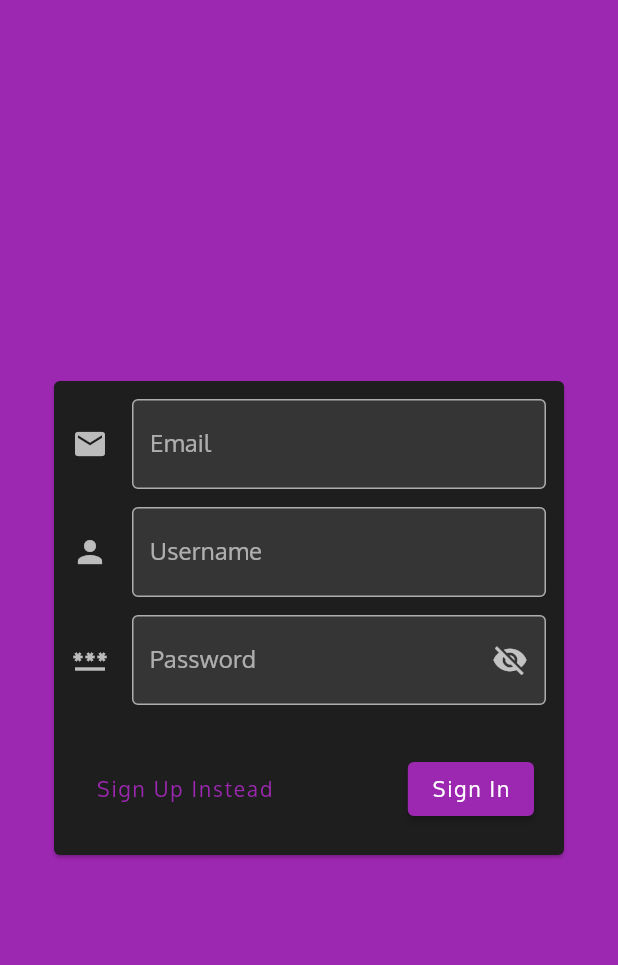
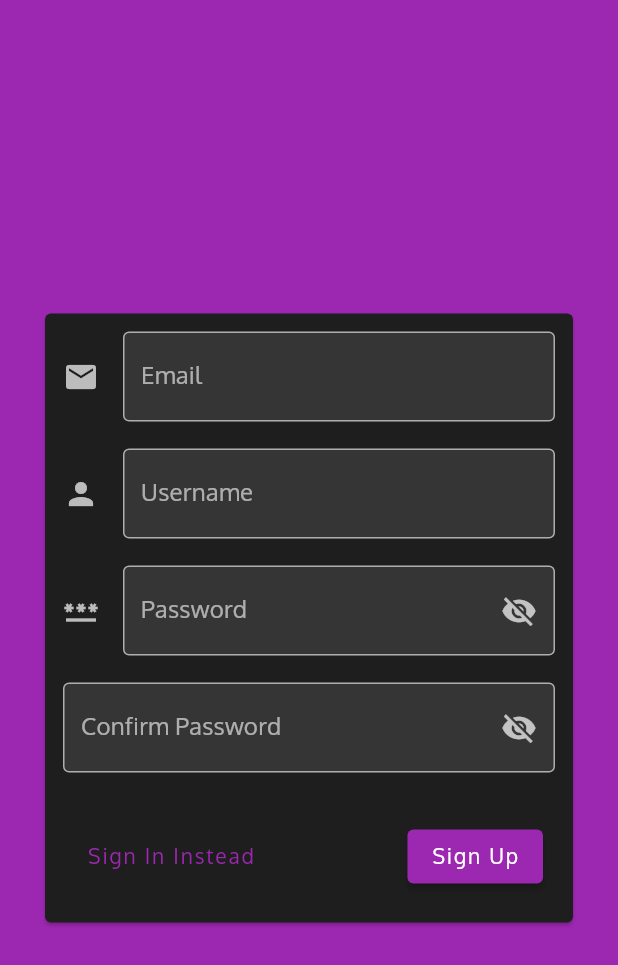
Before and after one commit to daviditco4/chat-app, a Flutter app: the screen it shows after launch, after a tap on "Sign Up Instead", on a phone screen of 412 x 824 dp. Shown: the top 965 px of the screen. Run offline on Flutter 3.47's test engine with Material 2 defaults, Android fonts, the phone set to English and light mode, and no system bars; our stand-ins replace cloud_firestore; accounts and stored records are empty.

Commit message:
Add local statefulness to the auth form

```diff
--- a/lib/main.dart
+++ b/lib/main.dart
@@ -10,7 +10,12 @@ class MyApp extends StatelessWidget {
     const primaryColor = Colors.purple;
     final defaultTextTheme = Typography.material2018().englishLike;
 
-    return MaterialApp(
+    return GestureDetector(
+      onTap: () {
+        final focusScope = FocusScope.of(context);
+        if (!focusScope.hasPrimaryFocus) focusScope.unfocus();
+      },
+      child: MaterialApp(
         title: 'Chat App',
         themeMode: ThemeMode.dark,
         darkTheme: ThemeData.from(
@@ -28,10 +33,12 @@ class MyApp extends StatelessWidget {
           inputDecorationTheme: const InputDecorationTheme(
             border: OutlineInputBorder(),
             filled: true,
+            errorMaxLines: 3,
           ),
           fixTextFieldOutlineLabel: true,
         ),
         home: AuthPage(),
+      ),
     );
   }
 }
--- a/lib/pages/auth_page.dart
+++ b/lib/pages/auth_page.dart
@@ -9,7 +9,7 @@ class AuthPage extends StatelessWidget {
       backgroundColor: Theme.of(context).primaryColor,
       body: Center(
         child: Card(
-          margin: const EdgeInsets.all(36.0),
+          margin: const EdgeInsets.all(30.0),
           child: Padding(
             padding: const EdgeInsets.all(12.0),
             child: AuthForm(),
--- /dev/null
+++ b/lib/widgets/auth/auth_fields_column.dart
@@ -0,0 +1,127 @@
+import 'package:flutter/material.dart';
+
+import 'auth_form.dart' show AuthMode;
+import 'confirm_password_form_field.dart';
+import 'password_form_field.dart';
+
+class AuthFieldsColumn extends StatefulWidget {
+  const AuthFieldsColumn({
+    required this.authMode,
+    required this.onEmailSaved,
+    required this.onUsernameSaved,
+    required this.onPasswordSaved,
+    this.onSubmitted,
+  });
+
+  final AuthMode authMode;
+  final void Function(String? newValue) onEmailSaved;
+  final void Function(String? newValue) onUsernameSaved;
+  final void Function(String? newValue) onPasswordSaved;
+  final void Function(String value)? onSubmitted;
+
+  @override
+  _AuthFieldsColumnState createState() => _AuthFieldsColumnState();
+}
+
+class _AuthFieldsColumnState extends State<AuthFieldsColumn> {
+  static final _emailRegExp = RegExp(
+    r"^[a-zA-Z0-9.!#$%&'*+/=?^_`{|}~-]+@[a-zA-Z0-9](?:[a-zA-Z0-9-]{0,253}[a-zA-Z0-9])?(?:\.[a-zA-Z0-9](?:[a-zA-Z0-9-]{0,253}[a-zA-Z0-9])?)*$",
+  );
+  static final _usernameRegExp = RegExp(
+    r"^(?![_.])(?!.*[_.]{2})[a-zA-Z0-9._]+(?<![_.])$",
+  );
+
+  final _passwordController = TextEditingController();
+  final _confirmPwordFocusNode = FocusNode();
+
+  @override
+  void dispose() {
+    _passwordController.dispose();
+    _confirmPwordFocusNode.dispose();
+    super.dispose();
+  }
+
+  @override
+  Widget build(BuildContext context) {
+    final theme = Theme.of(context);
+    const verticalSpace = SizedBox(height: 18.0);
+    final sgninMode = (widget.authMode == AuthMode.signin);
+
+    return Theme(
+      data: theme.copyWith(
+        colorScheme: theme.colorScheme.copyWith(primary: theme.accentColor),
+      ),
+      child: Column(
+        mainAxisSize: MainAxisSize.min,
+        children: [
+          TextFormField(
+            keyboardType: TextInputType.emailAddress,
+            textInputAction: TextInputAction.next,
+            validator: (value) {
+              if (value != null && _emailRegExp.hasMatch(value)) return null;
+              return 'Enter a valid email address.';
+            },
+            onSaved: widget.onEmailSaved,
+            decoration: const InputDecoration(
+              icon: Icon(Icons.email),
+              labelText: 'Email',
+            ),
+          ),
+          verticalSpace,
+          TextFormField(
+            textInputAction: TextInputAction.next,
+            validator: (value) {
+              if (value == null || value.length < 8 || value.length > 20) {
+                return 'The username must have between 8 and 20 '
+                    'characters in total.';
+              } else if (!_usernameRegExp.hasMatch(value)) {
+                return 'The username must only contain letters, numbers '
+                    'or single dots/underscores in between.';
+              }
+              return null;
+            },
+            onSaved: widget.onUsernameSaved,
+            decoration: const InputDecoration(
+              icon: Icon(Icons.person),
+              labelText: 'Username',
+            ),
+          ),
+          verticalSpace,
+          PasswordFormField(
+            controller: sgninMode ? null : _passwordController,
+            onSubmitted: sgninMode
+                ? widget.onSubmitted
+                : (_) {
+                    FocusScope.of(context).requestFocus(_confirmPwordFocusNode);
+                  },
+            onSaved: sgninMode ? widget.onPasswordSaved : null,
+          ),
+          AnimatedCrossFade(
+            duration: const Duration(milliseconds: 300),
+            sizeCurve: Curves.ease,
+            alignment: Alignment.bottomCenter,
+            crossFadeState: sgninMode
+                ? CrossFadeState.showFirst
+                : CrossFadeState.showSecond,
+            firstChild: Container(),
+            secondChild: Column(
+              mainAxisSize: MainAxisSize.min,
+              children: [
+                verticalSpace,
+                ConfirmPasswordFormField(
+                  focusNode: _confirmPwordFocusNode,
+                  validator: (v) {
+                    if (sgninMode || v == _passwordController.text) return null;
+                    return 'Passwords do not match.';
+                  },
+                  onFieldSubmitted: widget.onSubmitted,
+                  onSaved: widget.onPasswordSaved,
+                ),
+              ],
+            ),
+          ),
+        ],
+      ),
+    );
+  }
+}
--- a/lib/widgets/auth/auth_form.dart
+++ b/lib/widgets/auth/auth_form.dart
@@ -1,6 +1,8 @@
 import 'package:flutter/material.dart';
 
-import 'password_form_field.dart';
+import 'auth_fields_column.dart';
+
+enum AuthMode { signin, signup }
 
 class AuthForm extends StatefulWidget {
   @override
@@ -8,53 +10,65 @@ class AuthForm extends StatefulWidget {
 }
 
 class _AuthFormState extends State<AuthForm> {
+  final _formKey = GlobalKey<FormState>();
+  final _userInput = <String, String>{};
+  var _authMode = AuthMode.signin;
+
+  void _switchAuthMode() {
+    setState(
+      () {
+        final signinMode = AuthMode.signin;
+        _authMode = (_authMode == signinMode) ? AuthMode.signup : signinMode;
+      },
+    );
+  }
+
+  void _submit() {
+    final form = _formKey.currentState!;
+
+    if (form.validate()) {
+      form.save();
+
+      switch (_authMode) {
+        case AuthMode.signin:
+          print('Signing in with values: $_userInput');
+          break;
+        case AuthMode.signup:
+          print('Signing up with values: $_userInput');
+          break;
+      }
+    }
+  }
+
   @override
   Widget build(BuildContext context) {
-    final thm = Theme.of(context);
-    const verticalSpace = SizedBox(height: 12.0);
+    final isSigninMode = (_authMode == AuthMode.signin);
 
     return Form(
+      key: _formKey,
       child: SingleChildScrollView(
         child: Column(
           mainAxisSize: MainAxisSize.min,
           children: [
-            Theme(
-              data: thm.copyWith(
-                colorScheme: thm.colorScheme.copyWith(primary: thm.accentColor),
-              ),
-              child: Column(
-                mainAxisSize: MainAxisSize.min,
-                children: [
-                  TextFormField(
-                    keyboardType: TextInputType.emailAddress,
-                    textInputAction: TextInputAction.next,
-                    decoration: InputDecoration(
-                      icon: const Icon(Icons.email),
-                      labelText: 'Email',
-                    ),
-                  ),
-                  verticalSpace,
-                  TextFormField(
-                    textInputAction: TextInputAction.next,
-                    decoration: const InputDecoration(
-                      icon: Icon(Icons.person),
-                      labelText: 'Username',
-                    ),
-                  ),
-                  verticalSpace,
-                  PasswordFormField(),
-                ],
-              ),
+            AuthFieldsColumn(
+              authMode: _authMode,
+              onEmailSaved: (newValue) => _userInput['email'] = newValue!,
+              onUsernameSaved: (newValue) => _userInput['username'] = newValue!,
+              onPasswordSaved: (newValue) => _userInput['password'] = newValue!,
+              onSubmitted: (_) => _submit(),
             ),
             const SizedBox(height: 24.0),
             ButtonBar(
               alignment: MainAxisAlignment.spaceBetween,
               children: [
                 TextButton(
-                  child: const Text('Sign Up Instead'),
-                  onPressed: () {},
+                  child: Text('Sign ${isSigninMode ? 'Up' : 'In'} Instead'),
+                  onPressed: _switchAuthMode,
                 ),
-                ElevatedButton(child: const Text('Sign In'), onPressed: () {}),
+                ElevatedButton(
+                  child: Text('Sign ${isSigninMode ? 'In' : 'Up'}'),
+                  onPressed: _submit,
+                ),
               ],
             ),
           ],
--- /dev/null
+++ b/lib/widgets/auth/confirm_password_form_field.dart
@@ -0,0 +1,46 @@
+import 'package:flutter/material.dart';
+
+class ConfirmPasswordFormField extends StatefulWidget {
+  const ConfirmPasswordFormField({
+    required this.validator,
+    required this.onSaved,
+    this.focusNode,
+    this.onFieldSubmitted,
+  });
+
+  final String? Function(String? value) validator;
+  final void Function(String? newValue) onSaved;
+  final FocusNode? focusNode;
+  final void Function(String value)? onFieldSubmitted;
+
+  @override
+  _ConfirmPasswordFormFieldState createState() {
+    return _ConfirmPasswordFormFieldState();
+  }
+}
+
+class _ConfirmPasswordFormFieldState extends State<ConfirmPasswordFormField> {
+  var _obscureText = true;
+
+  @override
+  Widget build(BuildContext context) {
+    return TextFormField(
+      focusNode: widget.focusNode,
+      obscureText: _obscureText,
+      keyboardType: TextInputType.visiblePassword,
+      toolbarOptions: const ToolbarOptions(selectAll: true),
+      textInputAction: TextInputAction.done,
+      onFieldSubmitted: widget.onFieldSubmitted,
+      validator: widget.validator,
+      onSaved: widget.onSaved,
+      decoration: InputDecoration(
+        labelText: 'Confirm Password',
+        suffixIcon: InkWell(
+          onTap: () => setState(() => _obscureText = !_obscureText),
+          customBorder: const CircleBorder(),
+          child: Icon(_obscureText ? Icons.visibility_off : Icons.visibility),
+        ),
+      ),
+    );
+  }
+}
--- a/lib/widgets/auth/password_form_field.dart
+++ b/lib/widgets/auth/password_form_field.dart
@@ -1,20 +1,43 @@
 import 'package:flutter/material.dart';
 
 class PasswordFormField extends StatefulWidget {
+  const PasswordFormField({this.controller, this.onSubmitted, this.onSaved});
+  final TextEditingController? controller;
+  final void Function(String value)? onSubmitted;
+  final void Function(String? newValue)? onSaved;
   @override
   _PasswordFormFieldState createState() => _PasswordFormFieldState();
 }
 
 class _PasswordFormFieldState extends State<PasswordFormField> {
+  static final _alphaRegExp = RegExp('[a-zA-Z]');
+  static final _digitRegExp = RegExp('[0-9]');
+  static final _passwordRegExp = RegExp(r'^[a-zA-Z0-9!@#$%&*]+$');
+
   var _obscureText = true;
 
   @override
   Widget build(BuildContext context) {
+    final signinMode = (widget.onSaved != null);
+
     return TextFormField(
+      controller: widget.controller,
       obscureText: _obscureText,
       keyboardType: TextInputType.visiblePassword,
-      textInputAction: TextInputAction.done,
-      onEditingComplete: () {},
+      textInputAction: signinMode ? TextInputAction.done : TextInputAction.next,
+      onFieldSubmitted: signinMode ? widget.onSubmitted : null,
+      validator: (val) {
+        if (val == null || val.length < 6 || val.length > 20) {
+          return 'The password must have between 6 and 20 characters in total.';
+        } else if (!val.contains(_digitRegExp) || !val.contains(_alphaRegExp)) {
+          return 'The password must contain at least one letter and one digit.';
+        } else if (!_passwordRegExp.hasMatch(val)) {
+          return 'The password must only contain letters, numbers '
+              r'or any of the following characters: ! @ # $ % & *';
+        }
+        return null;
+      },
+      onSaved: widget.onSaved,
       decoration: InputDecoration(
         icon: const Icon(Icons.password),
         labelText: 'Password',
```
Lines whose indentation alone changed are shown as unchanged.
